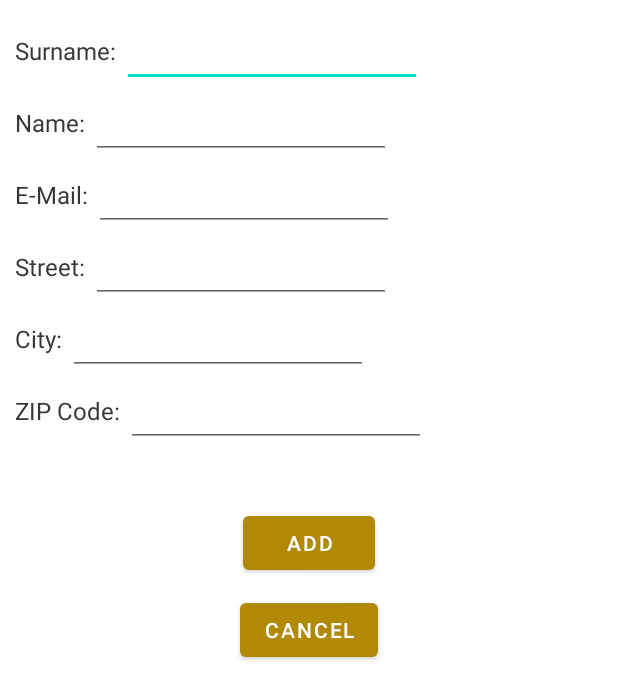
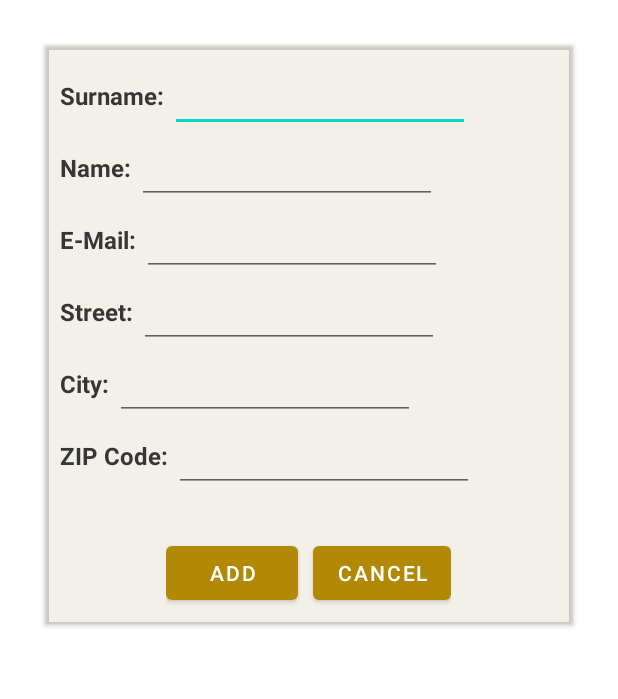
Before and after one commit to patrizianeubauer/LibrarySystem, an Android app: the layout add_new_user_dialog.xml on its own in the app's theme, with its tools: preview values and no code run, on a phone screen of 412 x 824 dp. Shown: the top 699 px of the screen. Run offline under Robolectric (Android 15) with nearby library versions, the phone set to English and light mode, and no system bars.

Commit message:
Design updated & borrowInfo done!

```diff
--- a/app/src/main/res/layout/add_new_user_dialog.xml
+++ b/app/src/main/res/layout/add_new_user_dialog.xml
@@ -5,6 +5,14 @@
     <ScrollView
         android:layout_width="match_parent"
         android:layout_height="match_parent">
+
+        <androidx.cardview.widget.CardView
+            android:layout_width="match_parent"
+            android:layout_height="wrap_content"
+            android:layout_margin="30dp"
+            android:backgroundTint="@color/grey"
+            android:background="@drawable/custom_edittext">
+
         <LinearLayout
             android:id="@+id/addName"
             android:layout_width="match_parent"
@@ -21,6 +29,7 @@
                     android:layout_width="match_parent"
                     android:layout_height="wrap_content"
                     android:text="Surname: "
+                    android:textStyle="bold"
                     style="@style/TextViewStyleDialogs"/>
 
                 <EditText
@@ -41,6 +50,7 @@
                     android:layout_width="match_parent"
                     android:layout_height="wrap_content"
                     android:text="Name: "
+                    android:textStyle="bold"
                     style="@style/TextViewStyleDialogs"/>
 
                 <EditText
@@ -60,6 +70,7 @@
                     android:layout_width="match_parent"
                     android:layout_height="wrap_content"
                     android:text="E-Mail: "
+                    android:textStyle="bold"
                     style="@style/TextViewStyleDialogs"/>
 
                 <EditText
@@ -79,6 +90,7 @@
                     android:layout_width="match_parent"
                     android:layout_height="wrap_content"
                     android:text="Street: "
+                    android:textStyle="bold"
                     style="@style/TextViewStyleDialogs"/>
 
                 <EditText
@@ -98,6 +110,7 @@
                     android:layout_width="match_parent"
                     android:layout_height="wrap_content"
                     android:text="City: "
+                    android:textStyle="bold"
                     style="@style/TextViewStyleDialogs"/>
 
                 <EditText
@@ -117,6 +130,7 @@
                     android:layout_width="match_parent"
                     android:layout_height="wrap_content"
                     android:text="ZIP Code: "
+                    android:textStyle="bold"
                     style="@style/TextViewStyleDialogs"/>
 
                 <EditText
@@ -127,12 +141,19 @@
                     style="@style/TextViewStyleDialogs"/>
             </LinearLayout>
 
+            <GridLayout
+                android:layout_width="wrap_content"
+                android:layout_height="wrap_content"
+                android:layout_gravity="center"
+                android:paddingTop="30dp"
+                android:rowCount="1"
+                android:columnCount="2">
             <Button
                 android:id="@+id/addButton"
                 android:layout_width="wrap_content"
                 android:layout_height="wrap_content"
+                android:layout_marginRight="10dp"
                 android:layout_gravity="center"
-                android:layout_marginTop="40dp"
                 android:text="Add" />
 
             <Button
@@ -140,9 +161,10 @@
                 android:layout_gravity="center"
                 android:layout_width="wrap_content"
                 android:layout_height="wrap_content"
-                android:layout_marginTop="10dp"
                 android:text="Cancel" />
+            </GridLayout>
 
         </LinearLayout>
+        </androidx.cardview.widget.CardView>
     </ScrollView>
 </RelativeLayout>
```
Also changed, not shown: app/src/main/java/com/example/librarymanagementsystem/ui/cardviews/BorrowDetailsActivity.java (+57 -8 lines), app/src/main/res/layout/add_new_book_dialog.xml (+19 -3 lines), app/src/main/res/layout/all_books_details.xml (+9 -0 lines), app/src/main/res/layout/borrow_info_dialog.xml (added, +99 -0 lines), app/src/main/res/layout/fees_dialog.xml (+23 -4 lines).
